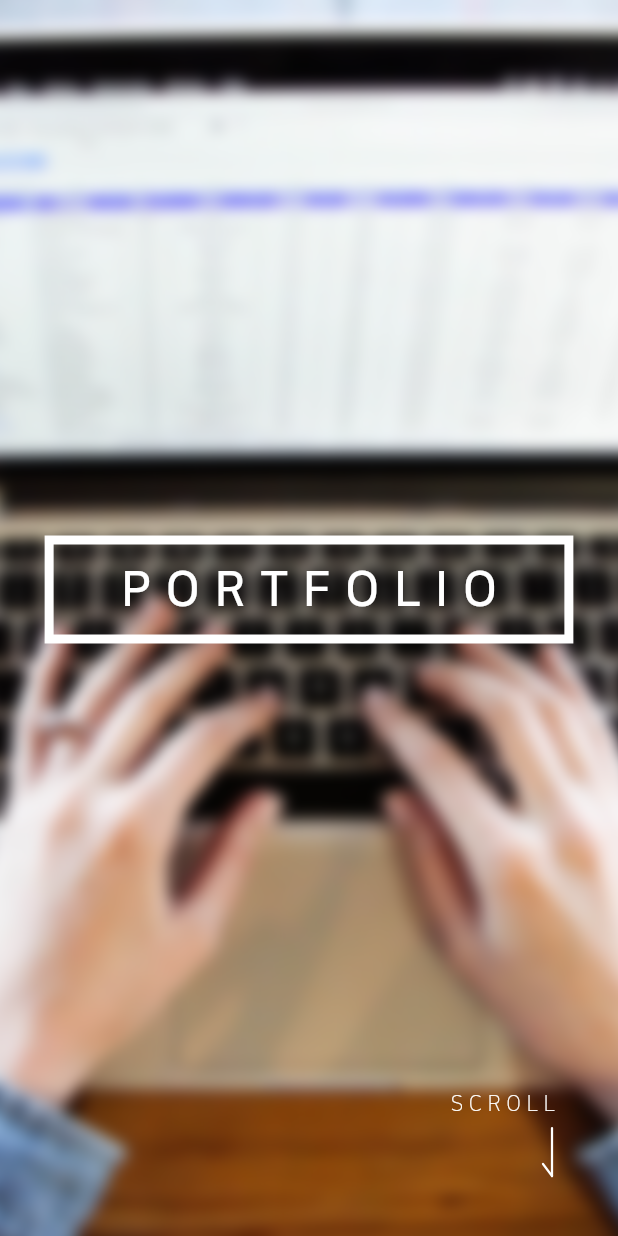
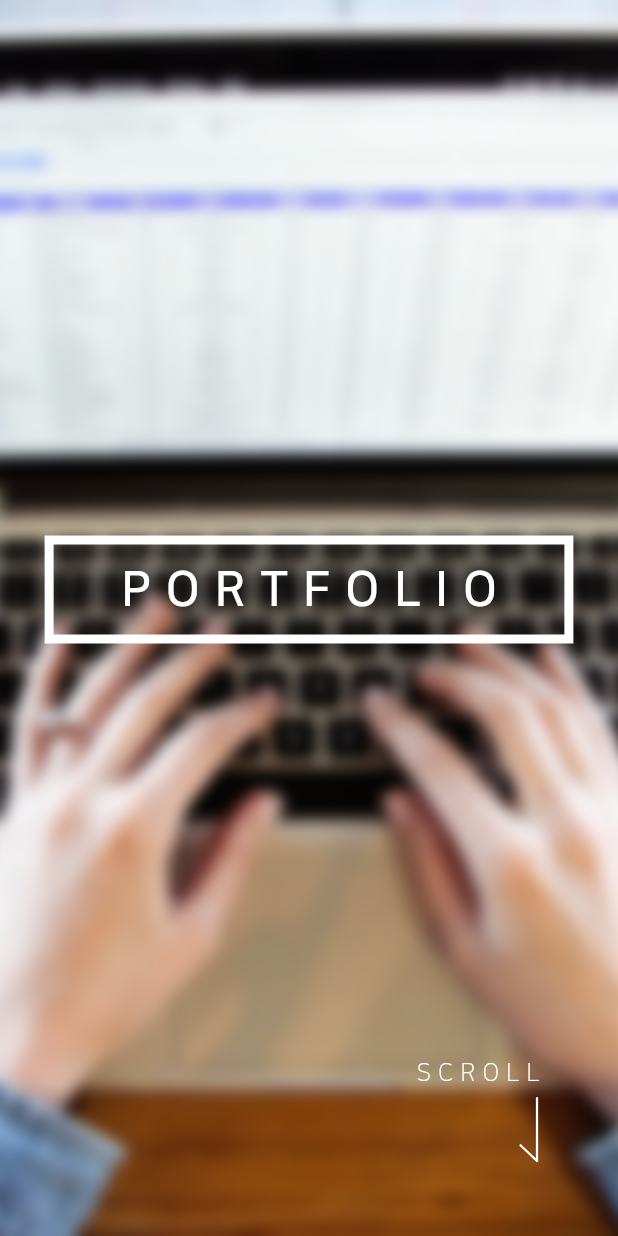
Before and after one commit to hsd2747/portfolio, a Flutter app: the screen it shows after launch, after a tap on "Portfolio", on a phone screen of 412 x 824 dp. Run offline on Flutter 3.47's test engine with Material 2 defaults, Android fonts, the phone set to English and light mode, and no system bars; drawn by our look-alikes of animated_text_kit; our stand-ins replace tuple, visibility_detector.

Commit message:
screen scroll

```diff
--- a/lib/views/custom_cursor_wrap.dart
+++ b/lib/views/custom_cursor_wrap.dart
@@ -21,8 +21,8 @@ class CustomCursorWrap extends StatefulWidget {
 }
 
 class _CustomCursorWrapState extends State<CustomCursorWrap> {
-  final double scroll_length = 130;
-  final int scroll_speed_ms = 200;
+  double scroll_length = 130;
+  final int scroll_speed_ms = 1000;
 
   bool initialize = false;
 
@@ -48,6 +48,8 @@ class _CustomCursorWrapState extends State<CustomCursorWrap> {
         mouseCursorModel.setHoverButton(false);
       });
     }
+
+    scroll_length = MediaQuery.of(context).size.height;
 
     return Scaffold(
       backgroundColor: CustomTheme.of(context).background,
--- a/lib/views/portfolio/portfolio_screen.dart
+++ b/lib/views/portfolio/portfolio_screen.dart
@@ -45,7 +45,7 @@ class _PortfolioScreenState extends State<PortfolioScreen> {
         // ),
         MainImageWidget(),
         Container(
-          height: 30,
+          height: 70,
           color: CustomTheme.of(context).background,
         ),
         AboutMeWidget(),
--- a/lib/views/portfolio/widgets/about_me_widget.dart
+++ b/lib/views/portfolio/widgets/about_me_widget.dart
@@ -1,16 +1,60 @@
 import 'package:flutter/material.dart';
+import 'package:visibility_detector/visibility_detector.dart';
+
+import '../../../components/sequence_animation.dart';
 
 import '../../../theme/theme_manager.dart';
 
-class AboutMeWidget extends StatelessWidget {
-  AboutMeWidget({Key key}) : super(key: key);
+class AboutMeWidget extends StatefulWidget {
+  @override
+  _AboutMeWidgetState createState() => _AboutMeWidgetState();
+}
+
+class _AboutMeWidgetState extends State<AboutMeWidget>
+    with SingleTickerProviderStateMixin, AutomaticKeepAliveClientMixin {
+  AnimationController _controller;
+
+  @override
+  bool get wantKeepAlive => true;
+
+  @override
+  void dispose() {
+    _controller.dispose();
+
+    super.dispose();
+  }
+
+  @override
+  void initState() {
+    _controller = AnimationController(
+      vsync: this,
+      duration: Duration(
+        milliseconds: 4000,
+      ),
+    );
+
+    super.initState();
+  }
 
   @override
   Widget build(BuildContext context) {
+    super.build(context);
+
+    return VisibilityDetector(
+      key: ValueKey('aboutMeKey'),
+      onVisibilityChanged: (visibilityInfo) {
+        if (visibilityInfo.visibleFraction < 0.6) return;
+
+        if (_controller.isDismissed) {
+          if (mounted) _controller.forward();
+        }
+      },
+      child: AnimatedBuilder(
+        animation: _controller,
+        builder: (context, child) {
           return Column(
             children: [
-        Center(
-          child: Text(
+              Text(
                 'ABOUT ME',
                 style: TextStyle(
                   color: CustomTheme.of(context).subTextColor1,
@@ -18,29 +62,130 @@ class AboutMeWidget extends StatelessWidget {
                   fontWeight: FontWeight.bold,
                 ),
               ),
-        ),
               SizedBox(height: 60),
               Row(
                 mainAxisAlignment: MainAxisAlignment.center,
                 crossAxisAlignment: CrossAxisAlignment.center,
                 children: [
-            Container(
-              width: 200,
-              height: 200,
+                  SequenceAnimation(
+                    controller: _controller,
+                    startInterval: 0.0,
+                    endInterval: 0.2,
+                    child: Container(
+                      width: 240,
+                      height: 240,
                       decoration: BoxDecoration(
-                borderRadius: BorderRadius.circular(100),
+                        borderRadius: BorderRadius.circular(120),
                         color: CustomTheme.of(context).lightBackground,
                       ),
                       child: Center(
                         child: Text('사진'),
                       ),
                     ),
-            SizedBox(width: 60),
+                  ),
+                  SizedBox(width: 80),
                   Column(
                     crossAxisAlignment: CrossAxisAlignment.start,
                     children: [
+                      SequenceAnimation(
+                        startInterval: 0.20,
+                        endInterval: 0.30,
+                        axis: AnimationAxis.right,
+                        controller: _controller,
+                        child: introduceText('MY NAME', '한승대'),
+                      ),
+                      SizedBox(height: 40),
+                      SequenceAnimation(
+                        startInterval: 0.24,
+                        endInterval: 0.34,
+                        axis: AnimationAxis.right,
+                        controller: _controller,
+                        child: introduceText('BIRTHDAY', '1999 . 01 . 25'),
+                      ),
+                      SizedBox(height: 40),
+                      SequenceAnimation(
+                        startInterval: 0.28,
+                        endInterval: 0.38,
+                        axis: AnimationAxis.right,
+                        controller: _controller,
+                        child: introduceText('CONTACTS', '010.4145.2757'),
+                      ),
+                    ],
+                  ),
+                ],
+              ),
+              SizedBox(height: 40),
+              SequenceAnimation(
+                startInterval: 0.35,
+                endInterval: 0.55,
+                controller: _controller,
+                child: ConstrainedBox(
+                  constraints: BoxConstraints(
+                    maxWidth: 600,
+                    minWidth: 600,
+                  ),
+                  child: Text(
+                    '"Lorem ipsum dolor sit amet, consectetur adipiscing elit, sed do eiusmod tempor incididunt ut labore et dolore magna aliqua. Ut enim ad minim veniam, quis nostrud exercitation ullamco laboris nisi ut aliquip ex ea commodo consequat."',
+                    style: TextStyle(
+                      fontSize: 14,
+                      color: CustomTheme.of(context).mainTextColor,
+                    ),
+                  ),
+                ),
+              ),
+              SizedBox(height: 40),
+              SequenceAnimation(
+                startInterval: 0.55,
+                endInterval: 0.75,
+                controller: _controller,
+                child: ConstrainedBox(
+                  constraints: BoxConstraints(
+                    maxWidth: 600,
+                    minWidth: 600,
+                  ),
+                  child: Column(
+                    crossAxisAlignment: CrossAxisAlignment.start,
+                    children: [
                       Text(
-                  'MY NAME',
+                        'MY LIKES',
+                        style: TextStyle(
+                          fontSize: 16,
+                          fontWeight: FontWeight.bold,
+                          color: CustomTheme.of(context).mainTextColor,
+                        ),
+                      ),
+                      SizedBox(height: 20),
+                      Row(
+                        mainAxisAlignment: MainAxisAlignment.spaceBetween,
+                        children: List.generate(5, (index) {
+                          return Container(
+                            margin: EdgeInsets.fromLTRB(20, 0, 20, 0),
+                            width: 50,
+                            height: 50,
+                            decoration: BoxDecoration(
+                              borderRadius: BorderRadius.circular(25),
+                              color: CustomTheme.of(context).lightBackground,
+                            ),
+                          );
+                        }),
+                      )
+                    ],
+                  ),
+                ),
+              ),
+            ],
+          );
+        },
+      ),
+    );
+  }
+
+  Widget introduceText(String title, String content) {
+    return Column(
+      crossAxisAlignment: CrossAxisAlignment.start,
+      children: [
+        Text(
+          title,
           style: TextStyle(
             fontSize: 16,
             fontWeight: FontWeight.bold,
@@ -49,59 +194,13 @@ class AboutMeWidget extends StatelessWidget {
         ),
         SizedBox(height: 5),
         Text(
-                  '한승대',
-                  style: TextStyle(
-                    fontSize: 16,
-                    color: CustomTheme.of(context).subTextColor2,
-                  ),
-                ),
-                SizedBox(height: 40),
-                Text(
-                  'BIRTHDAY',
-                  style: TextStyle(
-                    fontSize: 16,
-                    fontWeight: FontWeight.bold,
-                    color: CustomTheme.of(context).mainTextColor,
-                  ),
-                ),
-                SizedBox(height: 5),
-                Text(
-                  '1999 . 01 . 25',
-                  style: TextStyle(
-                    fontSize: 16,
-                    color: CustomTheme.of(context).subTextColor2,
-                  ),
-                ),
-                SizedBox(height: 40),
-                Text(
-                  'CONTACTS',
-                  style: TextStyle(
-                    fontSize: 16,
-                    fontWeight: FontWeight.bold,
-                    color: CustomTheme.of(context).mainTextColor,
-                  ),
-                ),
-                SizedBox(height: 5),
-                Text(
-                  '010.4145.2757',
+          content,
           style: TextStyle(
             fontSize: 16,
             color: CustomTheme.of(context).subTextColor2,
           ),
         ),
       ],
-            ),
-          ],
-        ),
-        SizedBox(height: 40),
-        Text(
-          '"Lorem ipsum dolor sit amet, consectetur adipiscing elit, sed do eiusmod tempor incididunt ut labore et dolore magna aliqua. Ut enim ad minim veniam, quis nostrud exercitation ullamco laboris nisi ut aliquip ex ea commodo consequat. Duis aute irure dolor in reprehenderit in voluptate velit esse cillum dolore eu fugiat nulla pariatur. Excepteur sint occaecat cupidatat non proident, sunt in culpa qui officia deserunt mollit anim id est laborum."',
-          style: TextStyle(
-            fontSize: 14,
-            color: CustomTheme.of(context).mainTextColor,
-          ),
-        )
-      ],
     );
   }
 }
--- a/lib/views/portfolio/widgets/main_image_widget.dart
+++ b/lib/views/portfolio/widgets/main_image_widget.dart
@@ -11,10 +11,13 @@ class MainImageWidget extends StatefulWidget {
 }
 
 class _MainImageWidgetState extends State<MainImageWidget>
-    with SingleTickerProviderStateMixin {
+    with SingleTickerProviderStateMixin, AutomaticKeepAliveClientMixin {
   AnimationController _controller;
 
   final GlobalKey _mainImageKey = GlobalKey();
+
+  @override
+  bool get wantKeepAlive => true;
 
   @override
   void dispose() {
@@ -41,6 +44,8 @@ class _MainImageWidgetState extends State<MainImageWidget>
 
   @override
   Widget build(BuildContext context) {
+    super.build(context);
+
     return Container(
       height: MediaQuery.of(context).size.height,
       // width: MediaQuery.of(context).size.width,
@@ -135,7 +140,7 @@ class _MainImageWidgetState extends State<MainImageWidget>
           Align(
             alignment: Alignment.bottomRight,
             child: Padding(
-              padding: EdgeInsets.fromLTRB(0, 0, 40, 40),
+              padding: EdgeInsets.fromLTRB(0, 0, 50, 50),
               child: Column(
                 mainAxisAlignment: MainAxisAlignment.end,
                 crossAxisAlignment: CrossAxisAlignment.end,
@@ -143,15 +148,15 @@ class _MainImageWidgetState extends State<MainImageWidget>
                   Text(
                     'SCROLL',
                     style: TextStyle(
-                      fontSize: 14,
+                      fontSize: 16,
                       color: Colors.white,
                       fontWeight: FontWeight.w200,
-                      letterSpacing: 4,
+                      letterSpacing: 5,
                     ),
                   ),
                   Container(
-                    height: 40,
-                    width: 10,
+                    height: 50,
+                    width: 15,
                     padding: EdgeInsets.fromLTRB(0, 8, 4, 0),
                     child: CustomPaint(
                       painter: CustomDownArrow(),
--- a/pubspec.yaml
+++ b/pubspec.yaml
@@ -37,6 +37,7 @@ dependencies:
   # Only UI
   cupertino_icons: ^1.0.2
   animated_text_kit: ^4.1.1
+  visibility_detector: ^0.2.0-nullsafety.1
 
 dev_dependencies:
   flutter_test:
```
Also changed, not shown: pubspec.lock. Lines whose indentation alone changed are shown as unchanged.
